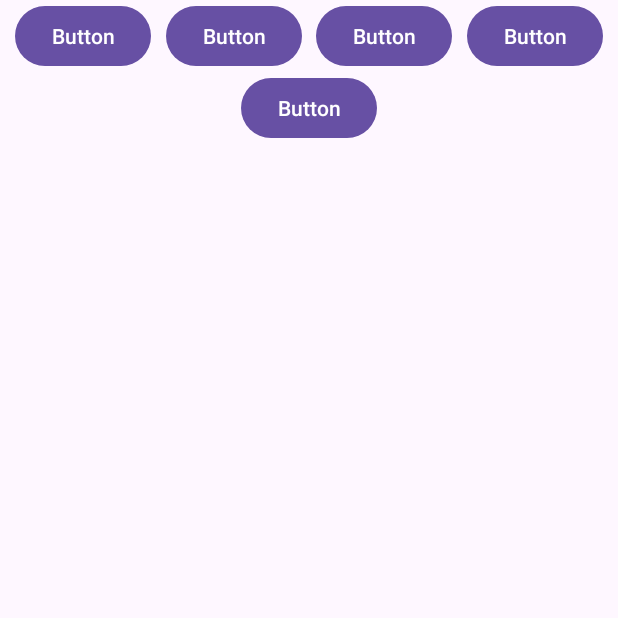
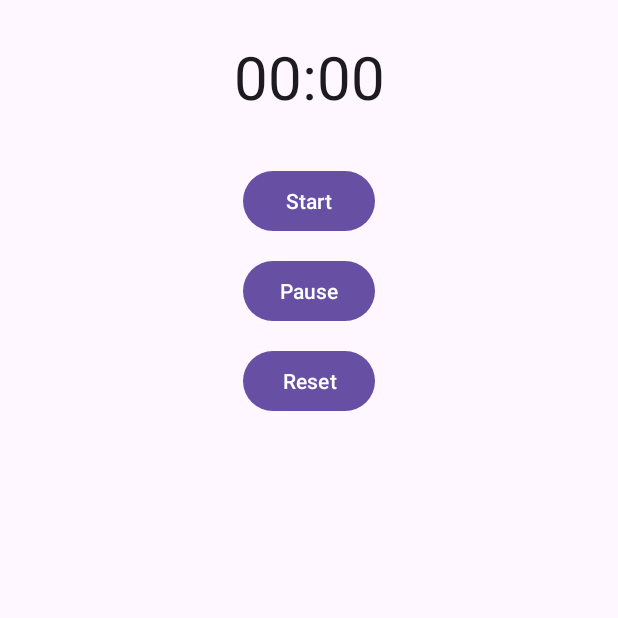
Before and after one commit to MohamedOuhami/LearnKotlin, an Android app: the screen it shows after launch (MainActivity), on a phone screen of 412 x 824 dp, the top half of it. Run offline under Robolectric (Android 15) with nearby library versions, the phone set to English and light mode, and no system bars.

Commit message:
Finished the Chronomoter app for the Activity Life Cycle

```diff
--- a/app/src/main/res/layout/activity_main.xml
+++ b/app/src/main/res/layout/activity_main.xml
@@ -7,52 +7,54 @@
     android:layout_height="match_parent"
     tools:context=".MainActivity">
 
+    <Chronometer
+        android:id="@+id/chronometer"
+        android:layout_width="wrap_content"
+        android:layout_height="wrap_content"
+        android:layout_marginTop="24dp"
+        android:gravity="center"
+        android:textSize="40sp"
+        app:layout_constraintEnd_toEndOf="parent"
+        app:layout_constraintStart_toStartOf="parent"
+        app:layout_constraintTop_toTopOf="parent" />
 
     <Button
-        android:id="@+id/button4"
+        android:id="@+id/start"
         android:layout_width="wrap_content"
         android:layout_height="wrap_content"
-        android:text="Button" />
+        android:layout_marginTop="32dp"
+        android:text="@string/start"
+        app:layout_constraintEnd_toEndOf="parent"
+        app:layout_constraintStart_toStartOf="parent"
+        app:layout_constraintTop_toBottomOf="@+id/chronometer" />
 
     <Button
-        android:id="@+id/button5"
+        android:id="@+id/pause"
         android:layout_width="wrap_content"
         android:layout_height="wrap_content"
-        android:text="Button"
-        app:layout_constraintBottom_toBottomOf="@+id/button4"
-        app:layout_constraintTop_toTopOf="@+id/button4" />
+        android:layout_marginTop="12dp"
+        android:text="@string/pause"
+        app:layout_constraintEnd_toEndOf="@+id/start"
+        app:layout_constraintHorizontal_bias="0.0"
+        app:layout_constraintStart_toStartOf="@+id/start"
+        app:layout_constraintTop_toBottomOf="@+id/start" />
 
     <Button
-        android:id="@+id/button6"
+        android:id="@+id/reset"
         android:layout_width="wrap_content"
         android:layout_height="wrap_content"
-        android:text="Button"
-        app:layout_constraintBottom_toBottomOf="@+id/button5"
-        app:layout_constraintTop_toTopOf="@+id/button5" />
+        android:layout_marginTop="12dp"
+        android:text="@string/reset"
+        app:layout_constraintEnd_toEndOf="@+id/pause"
+        app:layout_constraintHorizontal_bias="0.0"
+        app:layout_constraintStart_toStartOf="@+id/pause"
+        app:layout_constraintTop_toBottomOf="@+id/pause" />
 
-    <Button
-        android:id="@+id/button7"
+    <androidx.constraintlayout.widget.Guideline
+        android:id="@+id/guideline"
         android:layout_width="wrap_content"
         android:layout_height="wrap_content"
-        android:text="Button"
-        app:layout_constraintBottom_toBottomOf="@+id/button6"
-        app:layout_constraintTop_toTopOf="@+id/button6" />
-
-    <Button
-        android:id="@+id/button8"
-        android:layout_width="wrap_content"
-        android:layout_height="wrap_content"
-        android:text="Button"
-        app:layout_constraintBottom_toBottomOf="@+id/button7"
-        app:layout_constraintTop_toTopOf="@+id/button7" />
-
-    <androidx.constraintlayout.helper.widget.Flow
-        android:id="@+id/flow"
-        android:layout_width="0dp"
-        android:layout_height="wrap_content"
-        app:constraint_referenced_ids="button4,button5,button6,button7,button8"
-        app:flow_wrapMode="chain"
-        app:layout_constraintEnd_toEndOf="parent"
-        app:layout_constraintStart_toStartOf="parent" />
+        android:orientation="vertical"
+        app:layout_constraintGuide_begin="205dp" />
 
 </androidx.constraintlayout.widget.ConstraintLayout>
```
Also changed, not shown: app/src/main/java/com/v01d/learnkotlin/MainActivity.kt (+102 -0 lines), app/src/main/res/values/strings.xml (+3 -14 lines).
